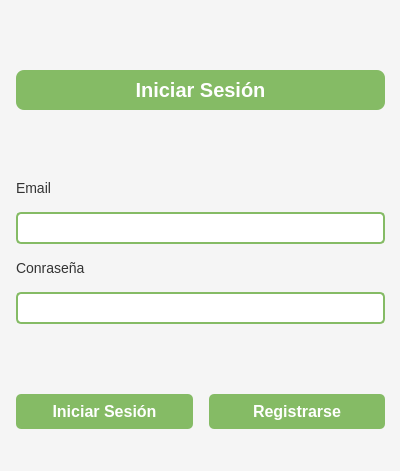
First picture: the form in ui/Login.ui, repository JoseManuelLuque/BillGuard, before the edit.
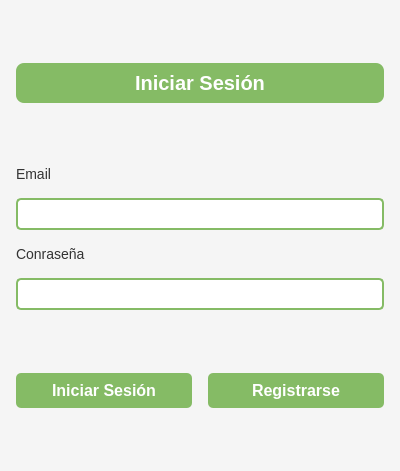
Second picture: the form after the edit.

```diff
--- a/ui/Login.ui
+++ b/ui/Login.ui
@@ -68,15 +68,6 @@
     background-color: #5C8E3E;
 }</string>
   </property>
-  <widget class="QWidget" name="verticalLayoutWidget">
-   <property name="geometry">
-    <rect>
-     <x>0</x>
-     <y>0</y>
-     <width>401</width>
-     <height>502</height>
-    </rect>
-   </property>
    <layout class="QVBoxLayout" name="ColumnaPrincipal">
     <property name="spacing">
      <number>16</number>
@@ -176,7 +167,6 @@
      </layout>
     </item>
    </layout>
-  </widget>
  </widget>
  <resources/>
  <connections/>
```
Lines whose indentation alone changed are shown as unchanged.
